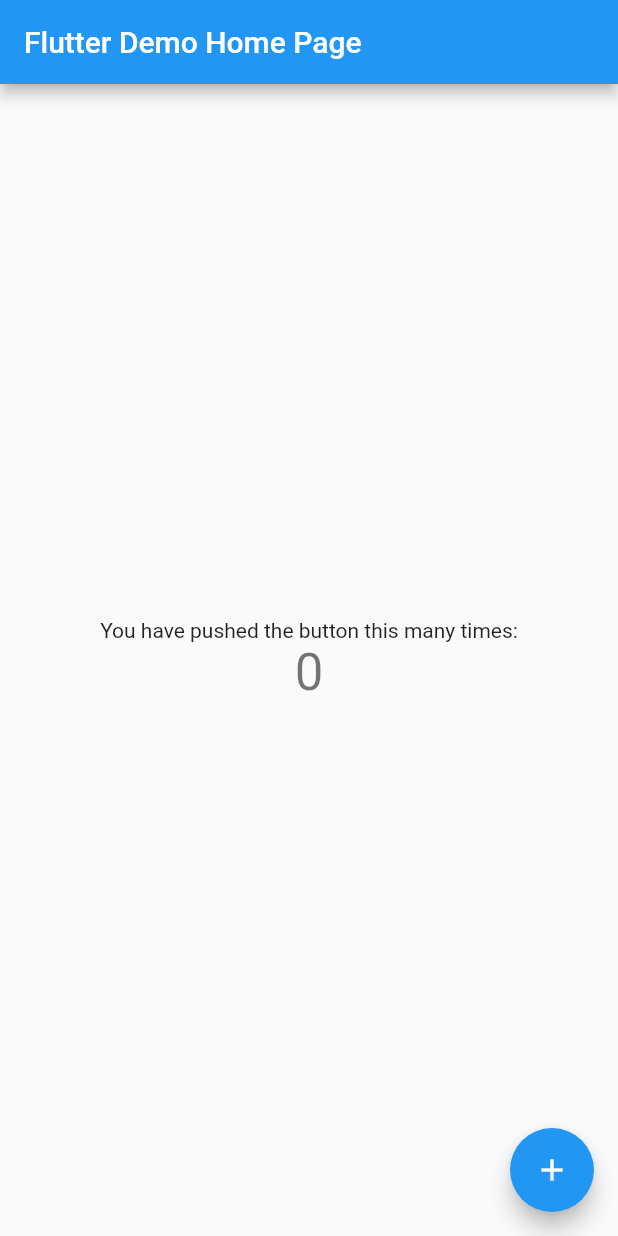
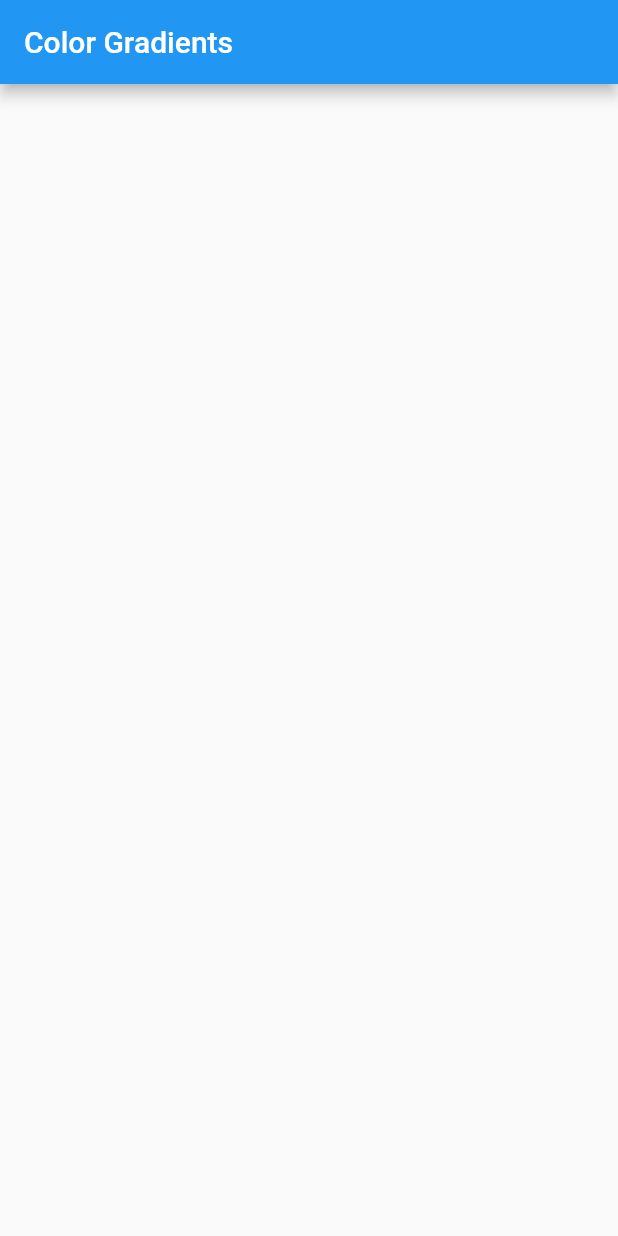
Before and after one commit to occn8/color_grads, a Flutter app: the screen it shows after launch, on a phone screen of 412 x 824 dp. Run offline on Flutter 3.47's test engine with Material 2 defaults, Android fonts, the phone set to English and light mode, and no system bars.

Commit message:
file-syts

```diff
--- /dev/null
+++ b/lib/colors/lightblue_grads.dart
@@ -0,0 +1,7 @@
+import 'package:flutter/material.dart';
+
+const List<Color> moonlit_Astroid = [
+  Color(0xff0f2027),
+  Color(0xff203a43),
+  Color(0xff2c5364),
+];
--- a/lib/main.dart
+++ b/lib/main.dart
@@ -11,107 +11,29 @@ class MyApp extends StatelessWidget {
     return MaterialApp(
       title: 'Flutter Demo',
       theme: ThemeData(
-        // This is the theme of your application.
-        //
-        // Try running your application with "flutter run". You'll see the
-        // application has a blue toolbar. Then, without quitting the app, try
-        // changing the primarySwatch below to Colors.green and then invoke
-        // "hot reload" (press "r" in the console where you ran "flutter run",
-        // or simply save your changes to "hot reload" in a Flutter IDE).
-        // Notice that the counter didn't reset back to zero; the application
-        // is not restarted.
         primarySwatch: Colors.blue,
-        // This makes the visual density adapt to the platform that you run
-        // the app on. For desktop platforms, the controls will be smaller and
-        // closer together (more dense) than on mobile platforms.
         visualDensity: VisualDensity.adaptivePlatformDensity,
       ),
-      home: MyHomePage(title: 'Flutter Demo Home Page'),
+      home: MyHomePage(title: 'Color Gradients'),
     );
   }
 }
 
 class MyHomePage extends StatefulWidget {
   MyHomePage({Key key, this.title}) : super(key: key);
-
-  // This widget is the home page of your application. It is stateful, meaning
-  // that it has a State object (defined below) that contains fields that affect
-  // how it looks.
-
-  // This class is the configuration for the state. It holds the values (in this
-  // case the title) provided by the parent (in this case the App widget) and
-  // used by the build method of the State. Fields in a Widget subclass are
-  // always marked "final".
-
   final String title;
-
   @override
   _MyHomePageState createState() => _MyHomePageState();
 }
 
 class _MyHomePageState extends State<MyHomePage> {
-  int _counter = 0;
-
-  void _incrementCounter() {
-    setState(() {
-      // This call to setState tells the Flutter framework that something has
-      // changed in this State, which causes it to rerun the build method below
-      // so that the display can reflect the updated values. If we changed
-      // _counter without calling setState(), then the build method would not be
-      // called again, and so nothing would appear to happen.
-      _counter++;
-    });
-  }
-
   @override
   Widget build(BuildContext context) {
-    // This method is rerun every time setState is called, for instance as done
-    // by the _incrementCounter method above.
-    //
-    // The Flutter framework has been optimized to make rerunning build methods
-    // fast, so that you can just rebuild anything that needs updating rather
-    // than having to individually change instances of widgets.
     return Scaffold(
       appBar: AppBar(
-        // Here we take the value from the MyHomePage object that was created by
-        // the App.build method, and use it to set our appbar title.
         title: Text(widget.title),
       ),
-      body: Center(
-        // Center is a layout widget. It takes a single child and positions it
-        // in the middle of the parent.
-        child: Column(
-          // Column is also a layout widget. It takes a list of children and
-          // arranges them vertically. By default, it sizes itself to fit its
-          // children horizontally, and tries to be as tall as its parent.
-          //
-          // Invoke "debug painting" (press "p" in the console, choose the
-          // "Toggle Debug Paint" action from the Flutter Inspector in Android
-          // Studio, or the "Toggle Debug Paint" command in Visual Studio Code)
-          // to see the wireframe for each widget.
-          //
-          // Column has various properties to control how it sizes itself and
-          // how it positions its children. Here we use mainAxisAlignment to
-          // center the children vertically; the main axis here is the vertical
-          // axis because Columns are vertical (the cross axis would be
-          // horizontal).
-          mainAxisAlignment: MainAxisAlignment.center,
-          children: <Widget>[
-            Text(
-              'You have pushed the button this many times:',
-            ),
-            Text(
-              '$_counter',
-              style: Theme.of(context).textTheme.headline4,
-            ),
-          ],
-        ),
-      ),
-      floatingActionButton: FloatingActionButton(
-        onPressed: _incrementCounter,
-        tooltip: 'Increment',
-        child: Icon(Icons.add),
-      ), // This trailing comma makes auto-formatting nicer for build methods.
+      body: Center(),
     );
   }
 }
```
Also changed, not shown: lib/colors/black_grads.dart (added), lib/colors/darkblue_grads.dart (added), lib/colors/green_grads.dart (added), lib/colors/grey_grads.dart (added), lib/colors/orange_grads.dart (added), lib/colors/pink_grads.dart (added), lib/colors/red_grads.dart (added), lib/colors/white_grads.dart (added), lib/colors/yellow_grads.dart (added), 1 other file.
